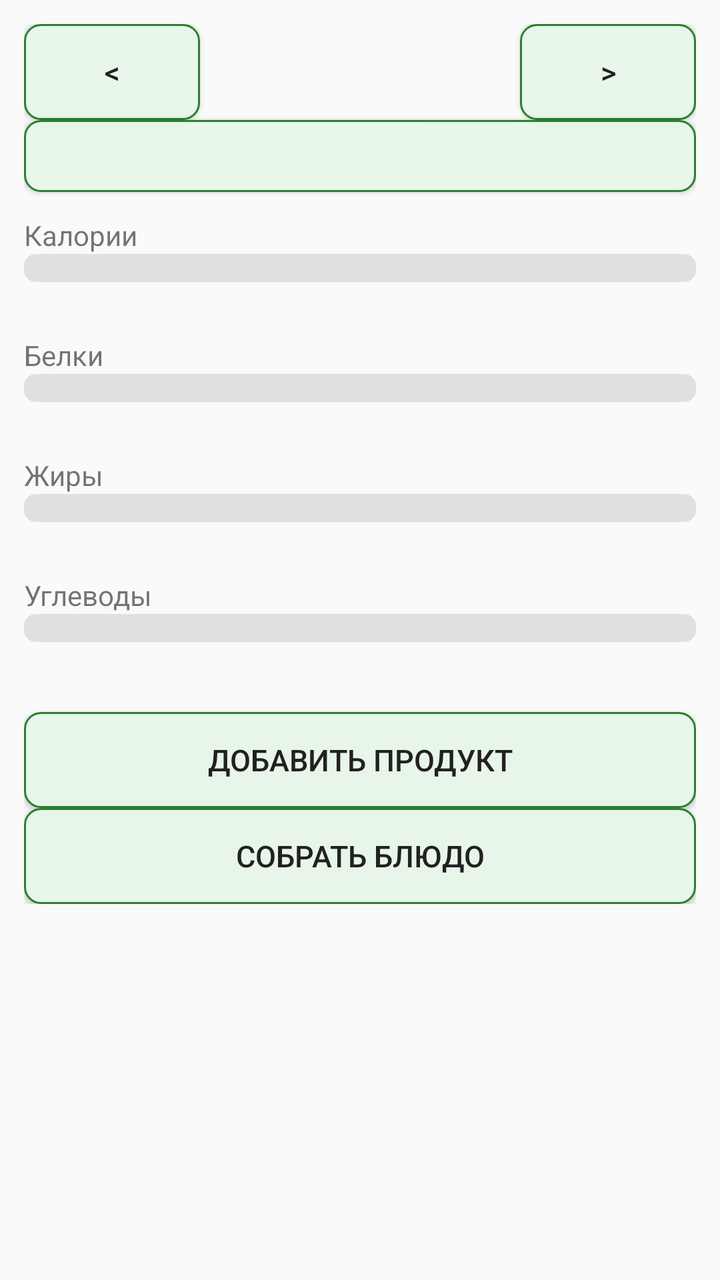
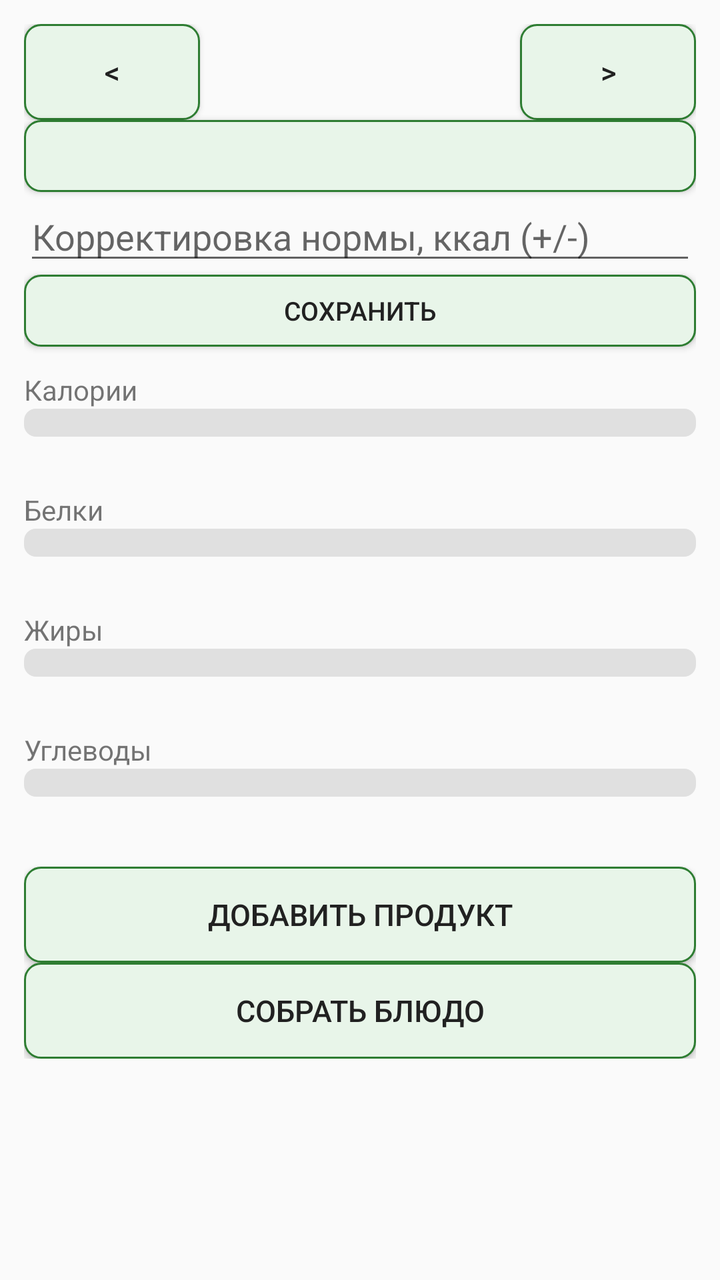

The first picture is an Android layout as it rendered before a commit; the second is the same layout after the commit. The layout source and the unified diff follow.
<!-- AndroidManifest.xml: application theme AppTheme.Light -->
<!-- res/layout/fragment_day.xml -->
<?xml version="1.0" encoding="utf-8"?>
<ScrollView xmlns:android="http://schemas.android.com/apk/res/android"
    android:layout_width="match_parent"
    android:layout_height="match_parent">

    <LinearLayout
        android:layout_width="match_parent"
        android:layout_height="wrap_content"
        android:orientation="vertical"
        android:padding="12dp">

        <LinearLayout
            android:layout_width="match_parent"
            android:layout_height="wrap_content"
            android:orientation="horizontal"
            android:gravity="center_vertical">

            <Button style="@style/AppButton"
                android:id="@+id/prevWeek"
                android:layout_width="wrap_content"
                android:layout_height="wrap_content"
                android:text="@string/prev_week" />

            <TextView
                android:id="@+id/monthLabel"
                android:layout_width="0dp"
                android:layout_weight="1"
                android:layout_height="wrap_content"
                android:gravity="center"
                android:textSize="18sp"
                android:textStyle="bold" />

            <Button style="@style/AppButton"
                android:id="@+id/nextWeek"
                android:layout_width="wrap_content"
                android:layout_height="wrap_content"
                android:text="@string/next_week" />
        </LinearLayout>

        <Button style="@style/AppButton"
            android:id="@+id/weightButton"
            android:layout_width="match_parent"
            android:layout_height="wrap_content"
            android:minHeight="36dp"
            android:textSize="13sp" />

        <LinearLayout
            android:id="@+id/dayStrip"
            android:layout_width="match_parent"
            android:layout_height="wrap_content"
            android:orientation="horizontal" />

        <TextView
            android:id="@+id/kcalLabel"
            android:layout_width="match_parent"
            android:layout_height="wrap_content"
            android:layout_marginTop="12dp"
            android:text="@string/kcal" />

        <ProgressBar
            android:id="@+id/kcalBar" android:progressTint="?attr/progressKcal" android:progressBackgroundTint="?attr/progressTrack"
            style="?android:attr/progressBarStyleHorizontal" android:minHeight="14dp" android:progressDrawable="@drawable/progress_rounded"
            android:layout_width="match_parent"
            android:layout_height="wrap_content"
            android:max="100" />

        <TextView
            android:id="@+id/kcalValue"
            android:layout_width="match_parent"
            android:layout_height="wrap_content"
            android:gravity="end" />

        <TextView
            android:id="@+id/proteinLabel"
            android:layout_width="match_parent"
            android:layout_height="wrap_content"
            android:layout_marginTop="8dp"
            android:text="@string/protein" />

        <ProgressBar
            android:id="@+id/proteinBar" android:progressTint="?attr/progressProtein" android:progressBackgroundTint="?attr/progressTrack"
            style="?android:attr/progressBarStyleHorizontal" android:minHeight="14dp" android:progressDrawable="@drawable/progress_rounded"
            android:layout_width="match_parent"
            android:layout_height="wrap_content"
            android:max="100" />

        <TextView
            android:id="@+id/proteinValue"
            android:layout_width="match_parent"
            android:layout_height="wrap_content"
            android:gravity="end" />

        <TextView
            android:id="@+id/fatLabel"
            android:layout_width="match_parent"
            android:layout_height="wrap_content"
            android:layout_marginTop="8dp"
            android:text="@string/fat" />

        <ProgressBar
            android:id="@+id/fatBar" android:progressTint="?attr/progressFat" android:progressBackgroundTint="?attr/progressTrack"
            style="?android:attr/progressBarStyleHorizontal" android:minHeight="14dp" android:progressDrawable="@drawable/progress_rounded"
            android:layout_width="match_parent"
            android:layout_height="wrap_content"
            android:max="100" />

        <TextView
            android:id="@+id/fatValue"
            android:layout_width="match_parent"
            android:layout_height="wrap_content"
            android:gravity="end" />

        <TextView
            android:id="@+id/carbsLabel"
            android:layout_width="match_parent"
            android:layout_height="wrap_content"
            android:layout_marginTop="8dp"
            android:text="@string/carbs" />

        <ProgressBar
            android:id="@+id/carbsBar" android:progressTint="?attr/progressCarbs" android:progressBackgroundTint="?attr/progressTrack"
            style="?android:attr/progressBarStyleHorizontal" android:minHeight="14dp" android:progressDrawable="@drawable/progress_rounded"
            android:layout_width="match_parent"
            android:layout_height="wrap_content"
            android:max="100" />

        <TextView
            android:id="@+id/carbsValue"
            android:layout_width="match_parent"
            android:layout_height="wrap_content"
            android:gravity="end" />

        <Button style="@style/AppButton"
            android:id="@+id/addEntryButton"
            android:layout_width="match_parent"
            android:layout_height="wrap_content"
            android:layout_marginTop="16dp"
            android:text="@string/add_product" />

        <Button style="@style/AppButton"
            android:id="@+id/addDishButton"
            android:layout_width="match_parent"
            android:layout_height="wrap_content"
            android:text="@string/build_dish" />

        <Button style="@style/AppButton"
            android:id="@+id/continueDishButton"
            android:layout_width="match_parent"
            android:layout_height="wrap_content"
            android:visibility="gone"
            android:text="@string/continue_dish" />

        <LinearLayout
            android:id="@+id/entryList"
            android:layout_width="match_parent"
            android:layout_height="wrap_content"
            android:orientation="vertical" />

    </LinearLayout>

</ScrollView>
<!-- resources referenced by this layout -->
<resources>
  <!-- drawable progress_rounded (drawable) -->
  <?xml version="1.0" encoding="utf-8"?>
  <layer-list xmlns:android="http://schemas.android.com/apk/res/android">
      <item android:id="@android:id/background">
          <shape android:shape="rectangle">
              <solid android:color="#FFFFFF" />
              <corners android:radius="6dp" />
          </shape>
      </item>
      <item android:id="@android:id/progress">
          <clip android:clipOrientation="horizontal" android:gravity="left">
              <shape android:shape="rectangle">
                  <solid android:color="#FFFFFF" />
                  <corners android:radius="6dp" />
              </shape>
          </clip>
      </item>
  </layer-list>
  <string name="add_product">Добавить продукт</string>
  <string name="build_dish">Собрать блюдо</string>
  <string name="carbs">Углеводы</string>
  <string name="continue_dish">Продолжить создание блюда</string>
  <string name="fat">Жиры</string>
  <string name="kcal">Калории</string>
  <string name="next_week">&gt;</string>
  <string name="prev_week">&lt;</string>
  <string name="protein">Белки</string>
  <style name="AppButton" parent="@android:style/Widget.Material.Button">
          <item name="android:background">?attr/buttonBg</item>
          <item name="android:textColor">?android:attr/textColorPrimary</item>
          <item name="android:minHeight">48dp</item>
          <item name="android:textSize">15sp</item>
          <item name="android:paddingStart">12dp</item>
          <item name="android:paddingEnd">12dp</item>
      </style>
  <color name="light_bg">#FAFAFA</color>
  <color name="light_text">#212121</color>
  <color name="light_secondary">#616161</color>
  <color name="accent_light">#2E7D32</color>
  <!-- drawable button_selector_light (drawable) -->
  <?xml version="1.0" encoding="utf-8"?>
  <selector xmlns:android="http://schemas.android.com/apk/res/android">
      <item android:state_pressed="true">
          <shape android:shape="rectangle">
              <solid android:color="#C8E6C9" />
              <stroke android:width="1dp" android:color="#2E7D32" />
              <corners android:radius="8dp" />
          </shape>
      </item>
      <item>
          <shape android:shape="rectangle">
              <solid android:color="#E8F5E9" />
              <stroke android:width="1dp" android:color="#2E7D32" />
              <corners android:radius="8dp" />
          </shape>
      </item>
  </selector>
  <color name="track_light">#E0E0E0</color>
  <color name="kcal_color">#EF6C00</color>
  <color name="protein_color">#1976D2</color>
  <color name="fat_color">#C2185B</color>
  <color name="carbs_color">#7B1FA2</color>
  <color name="recent_dish">@color/recent_dish_light</color>
  <color name="meal0">@color/meal0_light</color>
  <color name="meal1">@color/meal1_light</color>
  <color name="meal2">@color/meal2_light</color>
  <color name="meal3">@color/meal3_light</color>
  <color name="recent_dish_light">#0288D1</color>
  <color name="meal0_light">#FFB74D</color>
  <color name="meal1_light">#81C784</color>
  <color name="meal2_light">#9575CD</color>
  <color name="meal3_light">#4FC3F7</color>
  <!-- unchanged entries left out for length: 1 -->
</resources>

<!-- the commit's change to res/layout/fragment_day.xml (unified diff, before → after) -->
@@ -43,6 +43,21 @@
             android:layout_height="wrap_content"
             android:minHeight="36dp"
             android:textSize="13sp" />
+
+        <EditText
+            android:id="@+id/adjustmentInput"
+            android:layout_width="match_parent"
+            android:layout_height="wrap_content"
+            android:hint="@string/adjustment_hint"
+            android:inputType="numberDecimal|numberSigned" />
+
+        <Button style="@style/AppButton"
+            android:id="@+id/saveAdjustmentButton"
+            android:layout_width="match_parent"
+            android:layout_height="wrap_content"
+            android:minHeight="36dp"
+            android:textSize="13sp"
+            android:text="@string/save" />
 
         <LinearLayout
             android:id="@+id/dayStrip"
<!-- resource entries referenced after the edit -->
@@ -19,6 +19,7 @@
       </item>
   </layer-list>
   <string name="add_product">Добавить продукт</string>
+  <string name="adjustment_hint">Корректировка нормы, ккал (+/-)</string>
   <string name="build_dish">Собрать блюдо</string>
   <string name="carbs">Углеводы</string>
   <string name="continue_dish">Продолжить создание блюда</string>
@@ -27,6 +28,7 @@
   <string name="next_week">&gt;</string>
   <string name="prev_week">&lt;</string>
   <string name="protein">Белки</string>
+  <string name="save">Сохранить</string>
   <style name="AppButton" parent="@android:style/Widget.Material.Button">
           <item name="android:background">?attr/buttonBg</item>
           <item name="android:textColor">?android:attr/textColorPrimary</item>
